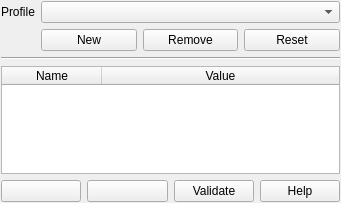
qgis/QGIS, file src/ui/qgsrasterformatsaveoptionswidgetbase.ui: the form before one commit.
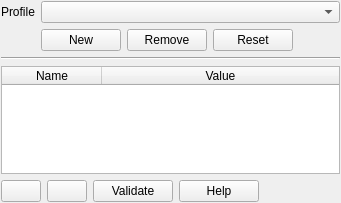
The form after the commit. Icons and pictures are not drawn.

Commit message: Set buttons size policy to not expand

The edit to the form file:
```diff
--- a/src/ui/qgsrasterformatsaveoptionswidgetbase.ui
+++ b/src/ui/qgsrasterformatsaveoptionswidgetbase.ui
@@ -58,6 +58,19 @@
           </property>
          </widget>
         </item>
+        <item>
+         <spacer name="horizontalSpacer_2">
+          <property name="orientation">
+           <enum>Qt::Horizontal</enum>
+          </property>
+          <property name="sizeHint" stdset="0">
+           <size>
+            <width>40</width>
+            <height>20</height>
+           </size>
+          </property>
+         </spacer>
+        </item>
        </layout>
       </widget>
      </item>
@@ -127,7 +140,7 @@
          <item row="0" column="0">
           <widget class="QPushButton" name="mOptionsAddButton">
            <property name="sizePolicy">
-            <sizepolicy hsizetype="Ignored" vsizetype="Fixed">
+            <sizepolicy hsizetype="Minimum" vsizetype="Fixed">
              <horstretch>0</horstretch>
              <verstretch>0</verstretch>
             </sizepolicy>
@@ -150,7 +163,7 @@
          <item row="0" column="1">
           <widget class="QPushButton" name="mOptionsDeleteButton">
            <property name="sizePolicy">
-            <sizepolicy hsizetype="Ignored" vsizetype="Fixed">
+            <sizepolicy hsizetype="Minimum" vsizetype="Fixed">
              <horstretch>0</horstretch>
              <verstretch>0</verstretch>
             </sizepolicy>
@@ -178,6 +191,19 @@
            </property>
           </widget>
          </item>
+         <item row="0" column="4">
+          <spacer name="horizontalSpacer">
+           <property name="orientation">
+            <enum>Qt::Horizontal</enum>
+           </property>
+           <property name="sizeHint" stdset="0">
+            <size>
+             <width>40</width>
+             <height>20</height>
+            </size>
+           </property>
+          </spacer>
+         </item>
         </layout>
        </item>
       </layout>
```
